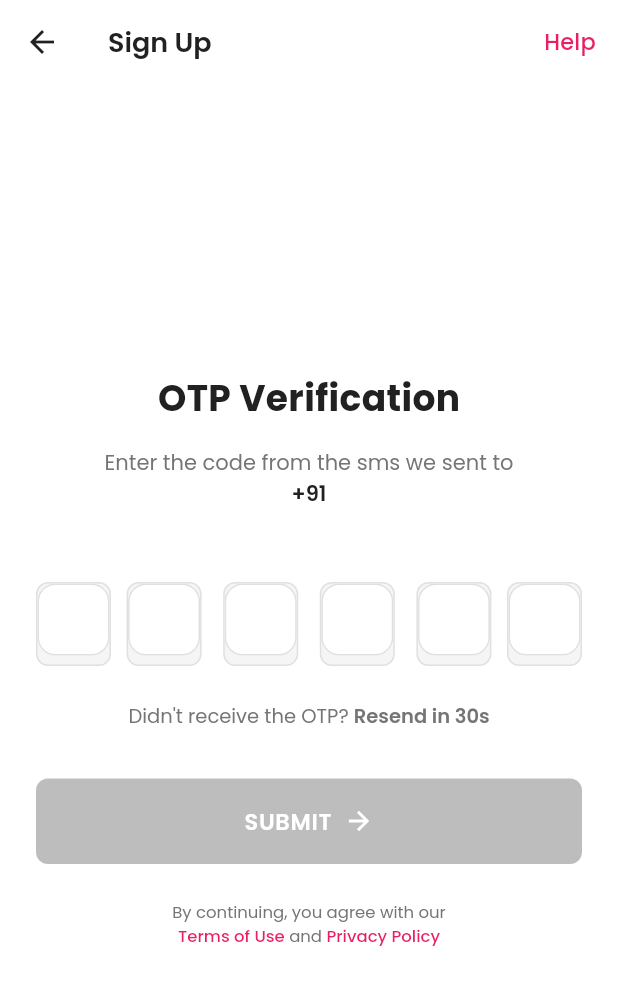
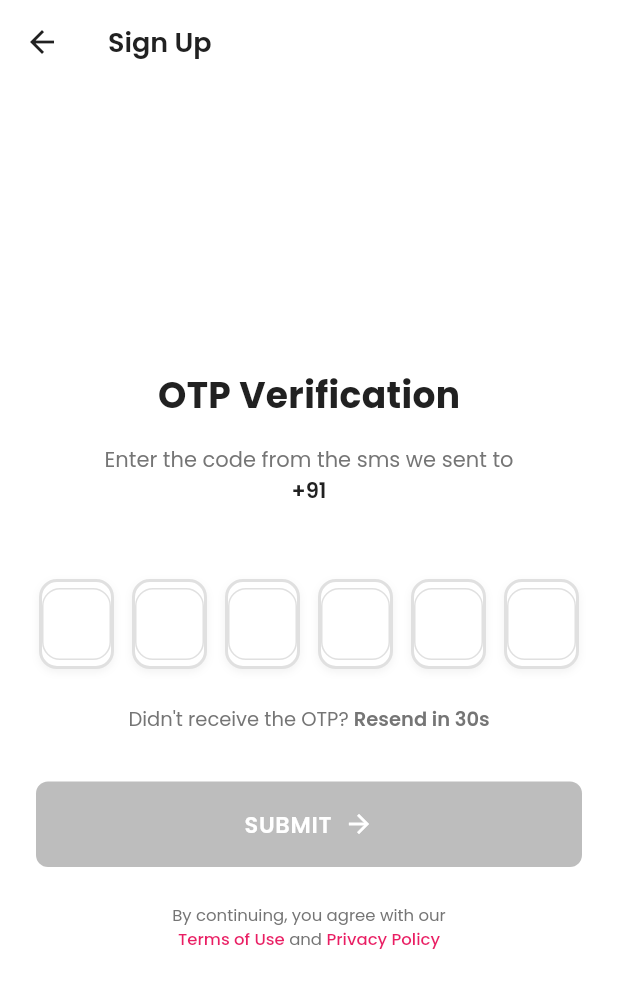
Before and after one commit to tamilarasan6320/Sudar, a Flutter app: the OTPVerificationPage screen opened directly with empty values, on a phone screen of 412 x 824 dp. Shown: the top 988 px of the screen. Run offline on Flutter 3.47's test engine with Material 3 defaults, Android fonts, the phone set to English and light mode, and no system bars; our stand-ins replace google_fonts, shared_preferences; accounts and stored records are empty.

Commit message:
refactor: Redesign OTP input fields with better UI
- Removed Help button from app bar
- Created clearer OTP boxes with white background
- Added shadow effects for better visibility
- Increased box size to 50x60 for better touch targets
- Added primary color border and shadow when filled
- Larger, bolder text (28px) for better readability
- Improved spacing between boxes (6px margin)

```diff
--- a/lib/screens/otp_verification_page.dart
+++ b/lib/screens/otp_verification_page.dart
@@ -131,19 +131,6 @@ class _OTPVerificationPageState extends State<OTPVerificationPage> {
           ),
         ),
         centerTitle: false,
-        actions: [
-          TextButton(
-            onPressed: () {},
-            child: Text(
-              'Help',
-              style: GoogleFonts.poppins(
-                fontSize: 15,
-                fontWeight: FontWeight.w500,
-                color: AppColors.primary,
-              ),
-            ),
-          ),
-        ],
         elevation: 0,
         backgroundColor: Colors.white,
       ),
@@ -229,26 +216,35 @@ class _OTPVerificationPageState extends State<OTPVerificationPage> {
 
   Widget _buildOTPFields() {
     return Row(
-      mainAxisAlignment: MainAxisAlignment.spaceBetween,
+      mainAxisAlignment: MainAxisAlignment.center,
       children: List.generate(6, (index) {
-        return Flexible(
-          child: Container(
-            constraints: const BoxConstraints(
-              maxWidth: 50,
-              minWidth: 40,
+        final bool hasValue = _otpControllers[index].text.isNotEmpty;
+
+        return Container(
+          width: 50,
+          height: 60,
+          margin: EdgeInsets.only(
+            left: index == 0 ? 0 : 6,
+            right: index == 5 ? 0 : 6,
+          ),
+          decoration: BoxDecoration(
+            color: Colors.white,
+            borderRadius: BorderRadius.circular(12),
+            border: Border.all(
+              color: hasValue ? AppColors.primary : const Color(0xFFE0E0E0),
+              width: 2,
             ),
-            height: 56,
-            margin: EdgeInsets.symmetric(horizontal: index == 0 || index == 5 ? 0 : 4),
-            decoration: BoxDecoration(
-              color: const Color(0xFFF5F5F5),
-              borderRadius: BorderRadius.circular(8),
-              border: Border.all(
-                color: _otpControllers[index].text.isNotEmpty
-                    ? AppColors.primary
-                    : AppColors.border,
-                width: 1,
+            boxShadow: [
+              BoxShadow(
+                color: hasValue
+                    ? AppColors.primary.withOpacity(0.2)
+                    : Colors.black.withOpacity(0.05),
+                blurRadius: hasValue ? 8 : 4,
+                offset: const Offset(0, 2),
               ),
-            ),
+            ],
+          ),
+          child: Center(
             child: TextFormField(
               controller: _otpControllers[index],
               focusNode: _focusNodes[index],
@@ -256,8 +252,8 @@ class _OTPVerificationPageState extends State<OTPVerificationPage> {
               keyboardType: TextInputType.number,
               maxLength: 1,
               style: GoogleFonts.poppins(
-                fontSize: 24,
-                fontWeight: FontWeight.w600,
+                fontSize: 28,
+                fontWeight: FontWeight.bold,
                 color: AppColors.textPrimary,
               ),
               decoration: const InputDecoration(
```
